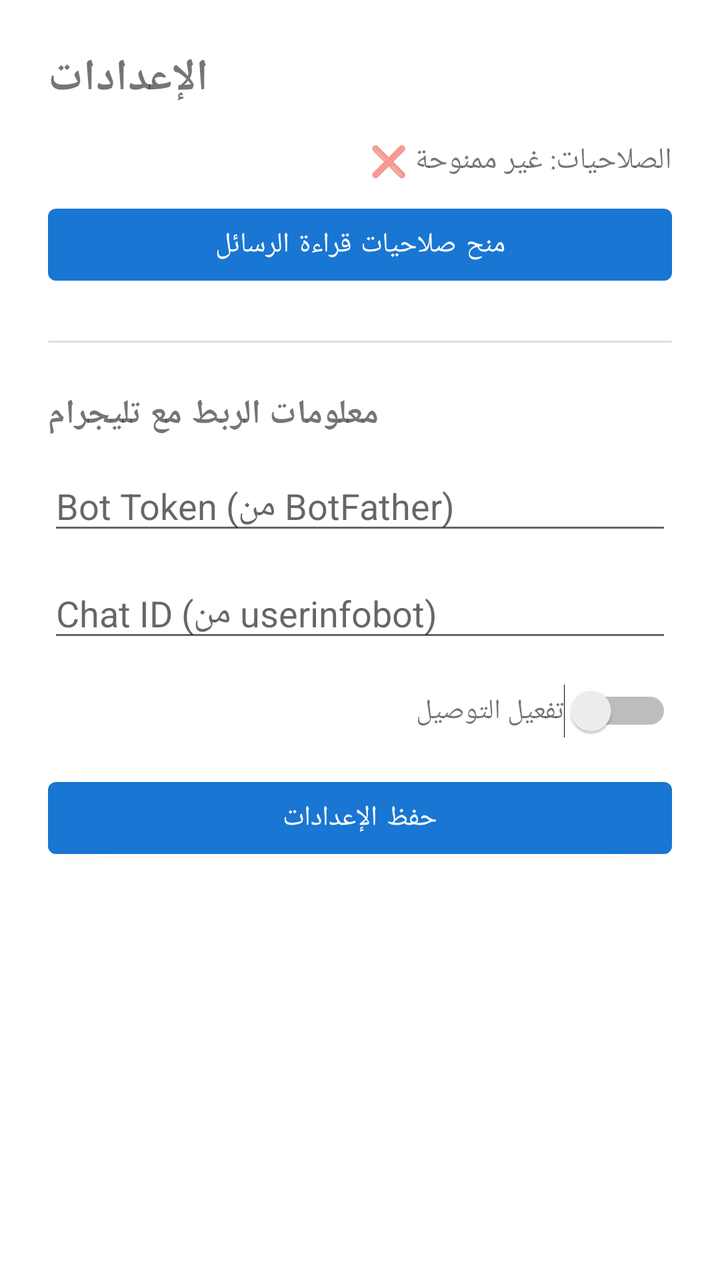
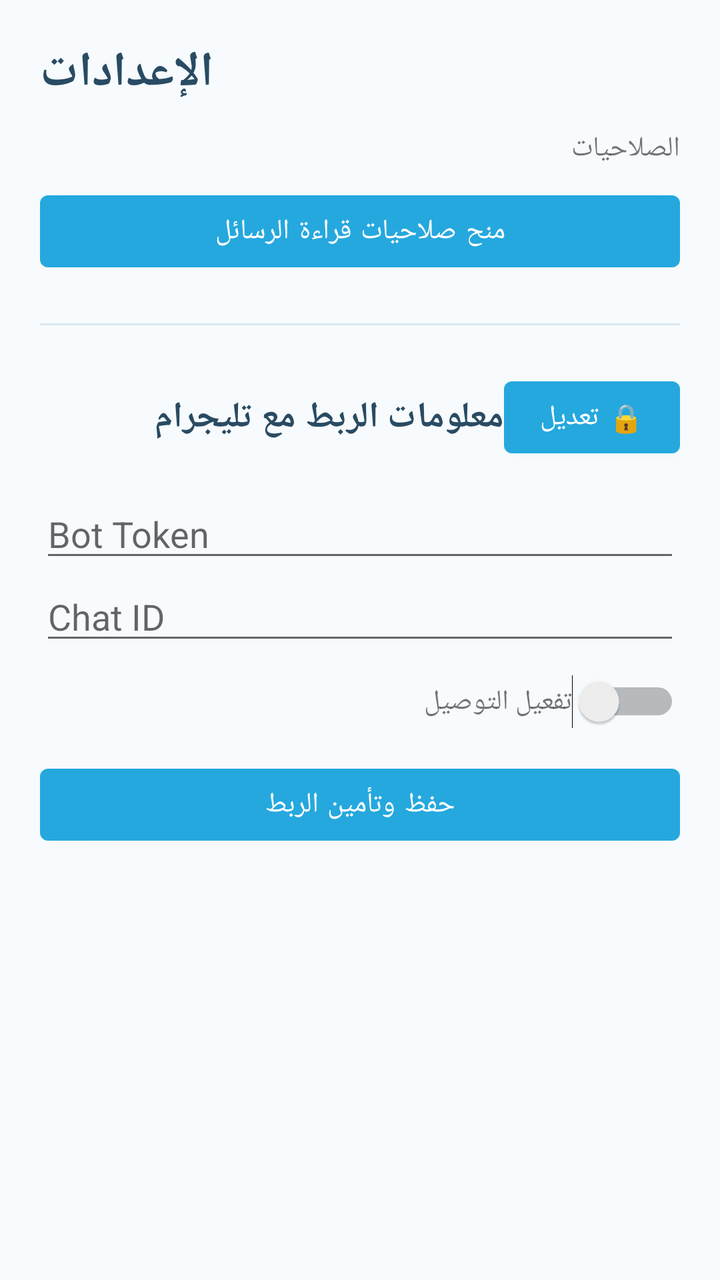

An Android layout rendered at two revisions. The XML below is the earlier revision; the diff shows what the commit changed to produce the second picture.
<!-- AndroidManifest.xml: application theme Theme.SmsToTelegram -->
<!-- res/layout/fragment_settings.xml -->
<?xml version="1.0" encoding="utf-8"?>
<ScrollView xmlns:android="http://schemas.android.com/apk/res/android"
    android:layout_width="match_parent"
    android:layout_height="match_parent">

    <LinearLayout
        android:layout_width="match_parent"
        android:layout_height="wrap_content"
        android:orientation="vertical"
        android:padding="24dp">

        <TextView
            android:layout_width="wrap_content"
            android:layout_height="wrap_content"
            android:text="الإعدادات"
            android:textSize="22sp"
            android:textStyle="bold"
            android:layout_marginBottom="16dp" />

        <TextView
            android:id="@+id/tvPermissionStatus"
            android:layout_width="match_parent"
            android:layout_height="wrap_content"
            android:text="الصلاحيات: غير ممنوحة ❌"
            android:textSize="15sp"
            android:layout_marginBottom="8dp" />

        <Button
            android:id="@+id/btnGrantPermissions"
            android:layout_width="match_parent"
            android:layout_height="wrap_content"
            android:text="منح صلاحيات قراءة الرسائل"
            android:layout_marginBottom="24dp" />

        <View
            android:layout_width="match_parent"
            android:layout_height="1dp"
            android:background="#DDDDDD"
            android:layout_marginBottom="24dp" />

        <TextView
            android:layout_width="wrap_content"
            android:layout_height="wrap_content"
            android:text="معلومات الربط مع تليجرام"
            android:textSize="17sp"
            android:textStyle="bold"
            android:layout_marginBottom="12dp" />

        <EditText
            android:id="@+id/etBotToken"
            android:layout_width="match_parent"
            android:layout_height="wrap_content"
            android:hint="Bot Token (من BotFather)"
            android:inputType="text"
            android:layout_marginBottom="12dp" />

        <EditText
            android:id="@+id/etChatId"
            android:layout_width="match_parent"
            android:layout_height="wrap_content"
            android:hint="Chat ID (من userinfobot)"
            android:inputType="text"
            android:layout_marginBottom="16dp" />

        <LinearLayout
            android:layout_width="match_parent"
            android:layout_height="wrap_content"
            android:orientation="horizontal"
            android:gravity="center_vertical"
            android:layout_marginBottom="16dp">

            <TextView
                android:layout_width="0dp"
                android:layout_height="wrap_content"
                android:layout_weight="1"
                android:text="تفعيل التوصيل" />

            <Switch
                android:id="@+id/switchEnabled"
                android:layout_width="wrap_content"
                android:layout_height="wrap_content" />
        </LinearLayout>

        <Button
            android:id="@+id/btnSave"
            android:layout_width="match_parent"
            android:layout_height="wrap_content"
            android:text="حفظ الإعدادات" />

    </LinearLayout>
</ScrollView>
<!-- resources referenced by this layout -->
<resources>
  <style name="Theme.SmsToTelegram" parent="Theme.MaterialComponents.DayNight.NoActionBar">
          <item name="colorPrimary">#1976D2</item>
          <item name="colorPrimaryDark">#0D47A1</item>
          <item name="colorAccent">#2196F3</item>
      </style>
</resources>

<!-- the commit's change to res/layout/fragment_settings.xml (unified diff, before → after) -->
@@ -1,91 +1,20 @@
 <?xml version="1.0" encoding="utf-8"?>
-<ScrollView xmlns:android="http://schemas.android.com/apk/res/android"
-    android:layout_width="match_parent"
-    android:layout_height="match_parent">
-
-    <LinearLayout
-        android:layout_width="match_parent"
-        android:layout_height="wrap_content"
-        android:orientation="vertical"
-        android:padding="24dp">
-
-        <TextView
-            android:layout_width="wrap_content"
-            android:layout_height="wrap_content"
-            android:text="الإعدادات"
-            android:textSize="22sp"
-            android:textStyle="bold"
-            android:layout_marginBottom="16dp" />
-
-        <TextView
-            android:id="@+id/tvPermissionStatus"
-            android:layout_width="match_parent"
-            android:layout_height="wrap_content"
-            android:text="الصلاحيات: غير ممنوحة ❌"
-            android:textSize="15sp"
-            android:layout_marginBottom="8dp" />
-
-        <Button
-            android:id="@+id/btnGrantPermissions"
-            android:layout_width="match_parent"
-            android:layout_height="wrap_content"
-            android:text="منح صلاحيات قراءة الرسائل"
-            android:layout_marginBottom="24dp" />
-
-        <View
-            android:layout_width="match_parent"
-            android:layout_height="1dp"
-            android:background="#DDDDDD"
-            android:layout_marginBottom="24dp" />
-
-        <TextView
-            android:layout_width="wrap_content"
-            android:layout_height="wrap_content"
-            android:text="معلومات الربط مع تليجرام"
-            android:textSize="17sp"
-            android:textStyle="bold"
-            android:layout_marginBottom="12dp" />
-
-        <EditText
-            android:id="@+id/etBotToken"
-            android:layout_width="match_parent"
-            android:layout_height="wrap_content"
-            android:hint="Bot Token (من BotFather)"
-            android:inputType="text"
-            android:layout_marginBottom="12dp" />
-
-        <EditText
-            android:id="@+id/etChatId"
-            android:layout_width="match_parent"
-            android:layout_height="wrap_content"
-            android:hint="Chat ID (من userinfobot)"
-            android:inputType="text"
-            android:layout_marginBottom="16dp" />
-
-        <LinearLayout
-            android:layout_width="match_parent"
-            android:layout_height="wrap_content"
-            android:orientation="horizontal"
-            android:gravity="center_vertical"
-            android:layout_marginBottom="16dp">
-
-            <TextView
-                android:layout_width="0dp"
-                android:layout_height="wrap_content"
-                android:layout_weight="1"
-                android:text="تفعيل التوصيل" />
-
-            <Switch
-                android:id="@+id/switchEnabled"
-                android:layout_width="wrap_content"
-                android:layout_height="wrap_content" />
-        </LinearLayout>
-
-        <Button
-            android:id="@+id/btnSave"
-            android:layout_width="match_parent"
-            android:layout_height="wrap_content"
-            android:text="حفظ الإعدادات" />
-
-    </LinearLayout>
+<ScrollView xmlns:android="http://schemas.android.com/apk/res/android" android:layout_width="match_parent" android:layout_height="match_parent" android:background="#F7FBFD">
+<LinearLayout android:layout_width="match_parent" android:layout_height="wrap_content" android:orientation="vertical" android:padding="20dp">
+<TextView android:layout_width="wrap_content" android:layout_height="wrap_content" android:text="الإعدادات" android:textSize="24sp" android:textStyle="bold" android:textColor="#294B63"/>
+<TextView android:id="@+id/tvPermissionStatus" android:layout_width="match_parent" android:layout_height="wrap_content" android:text="الصلاحيات" android:layout_marginTop="12dp"/>
+<Button android:id="@+id/btnGrantPermissions" android:layout_width="match_parent" android:layout_height="wrap_content" android:text="منح صلاحيات قراءة الرسائل" android:layout_marginTop="8dp"/>
+<View android:layout_width="match_parent" android:layout_height="1dp" android:background="#DCEAF0" android:layout_marginVertical="22dp"/>
+<LinearLayout android:layout_width="match_parent" android:layout_height="wrap_content" android:gravity="center_vertical">
+<TextView android:layout_width="0dp" android:layout_height="wrap_content" android:layout_weight="1" android:text="معلومات الربط مع تليجرام" android:textSize="18sp" android:textStyle="bold" android:textColor="#294B63"/>
+<Button android:id="@+id/btnEditTelegram" android:layout_width="wrap_content" android:layout_height="wrap_content" android:text="🔒 تعديل"/>
+</LinearLayout>
+<EditText android:id="@+id/etBotToken" android:layout_width="match_parent" android:layout_height="wrap_content" android:hint="Bot Token" android:inputType="textPassword" android:layout_marginTop="12dp"/>
+<EditText android:id="@+id/etChatId" android:layout_width="match_parent" android:layout_height="wrap_content" android:hint="Chat ID" android:inputType="text"/>
+<LinearLayout android:layout_width="match_parent" android:layout_height="wrap_content" android:orientation="horizontal" android:gravity="center_vertical" android:layout_marginTop="10dp">
+<TextView android:layout_width="0dp" android:layout_height="wrap_content" android:layout_weight="1" android:text="تفعيل التوصيل"/>
+<Switch android:id="@+id/switchEnabled" android:layout_width="wrap_content" android:layout_height="wrap_content"/>
+</LinearLayout>
+<Button android:id="@+id/btnSave" android:layout_width="match_parent" android:layout_height="wrap_content" android:text="حفظ وتأمين الربط" android:layout_marginTop="14dp"/>
+</LinearLayout>
 </ScrollView>
<!-- resource entries referenced after the edit -->
@@ -1,9 +1,9 @@
 <!-- resources referenced by this layout -->
 <resources>
   <style name="Theme.SmsToTelegram" parent="Theme.MaterialComponents.DayNight.NoActionBar">
-          <item name="colorPrimary">#1976D2</item>
-          <item name="colorPrimaryDark">#0D47A1</item>
-          <item name="colorAccent">#2196F3</item>
+          <item name="colorPrimary">#25A8DE</item>
+          <item name="colorPrimaryDark">#1688B8</item>
+          <item name="colorAccent">#FF6937</item>
       </style>
 </resources>
 
